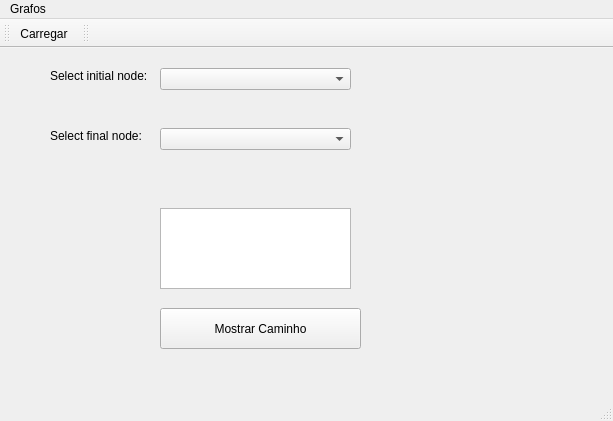
Above: mainwindow.ui from viniforte/Grafos before the change. Below: the same form after it.
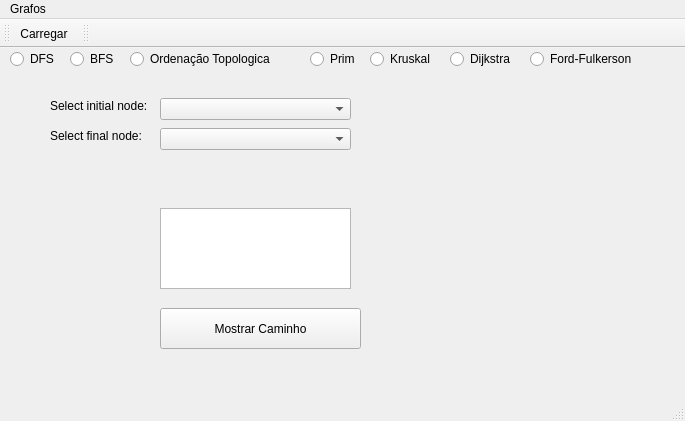
That is the form after the change.

```diff
--- a/mainwindow.ui
+++ b/mainwindow.ui
@@ -6,7 +6,7 @@
    <rect>
     <x>0</x>
     <y>0</y>
-    <width>613</width>
+    <width>685</width>
     <height>421</height>
    </rect>
   </property>
@@ -18,7 +18,7 @@
     <property name="geometry">
      <rect>
       <x>160</x>
-      <y>20</y>
+      <y>50</y>
       <width>191</width>
       <height>22</height>
      </rect>
@@ -28,7 +28,7 @@
     <property name="geometry">
      <rect>
       <x>50</x>
-      <y>20</y>
+      <y>50</y>
       <width>101</width>
       <height>16</height>
      </rect>
@@ -83,13 +83,104 @@
      <string>Mostrar Caminho</string>
     </property>
    </widget>
+   <widget class="QRadioButton" name="radioButton">
+    <property name="geometry">
+     <rect>
+      <x>10</x>
+      <y>0</y>
+      <width>61</width>
+      <height>22</height>
+     </rect>
+    </property>
+    <property name="text">
+     <string>DFS</string>
+    </property>
+   </widget>
+   <widget class="QRadioButton" name="radioButton_2">
+    <property name="geometry">
+     <rect>
+      <x>70</x>
+      <y>0</y>
+      <width>61</width>
+      <height>22</height>
+     </rect>
+    </property>
+    <property name="text">
+     <string>BFS</string>
+    </property>
+   </widget>
+   <widget class="QRadioButton" name="radioButton_3">
+    <property name="geometry">
+     <rect>
+      <x>130</x>
+      <y>0</y>
+      <width>181</width>
+      <height>22</height>
+     </rect>
+    </property>
+    <property name="text">
+     <string>Ordenação Topologica</string>
+    </property>
+   </widget>
+   <widget class="QRadioButton" name="radioButton_4">
+    <property name="geometry">
+     <rect>
+      <x>310</x>
+      <y>0</y>
+      <width>61</width>
+      <height>22</height>
+     </rect>
+    </property>
+    <property name="text">
+     <string>Prim</string>
+    </property>
+   </widget>
+   <widget class="QRadioButton" name="radioButton_5">
+    <property name="geometry">
+     <rect>
+      <x>370</x>
+      <y>0</y>
+      <width>81</width>
+      <height>22</height>
+     </rect>
+    </property>
+    <property name="text">
+     <string>Kruskal</string>
+    </property>
+   </widget>
+   <widget class="QRadioButton" name="radioButton_6">
+    <property name="geometry">
+     <rect>
+      <x>450</x>
+      <y>0</y>
+      <width>81</width>
+      <height>22</height>
+     </rect>
+    </property>
+    <property name="text">
+     <string>Dijkstra</string>
+    </property>
+   </widget>
+   <widget class="QRadioButton" name="radioButton_7">
+    <property name="geometry">
+     <rect>
+      <x>530</x>
+      <y>0</y>
+      <width>121</width>
+      <height>22</height>
+     </rect>
+    </property>
+    <property name="text">
+     <string>Ford-Fulkerson</string>
+    </property>
+   </widget>
   </widget>
   <widget class="QMenuBar" name="menuBar">
    <property name="geometry">
     <rect>
      <x>0</x>
      <y>0</y>
-     <width>613</width>
+     <width>685</width>
      <height>25</height>
     </rect>
    </property>
```
